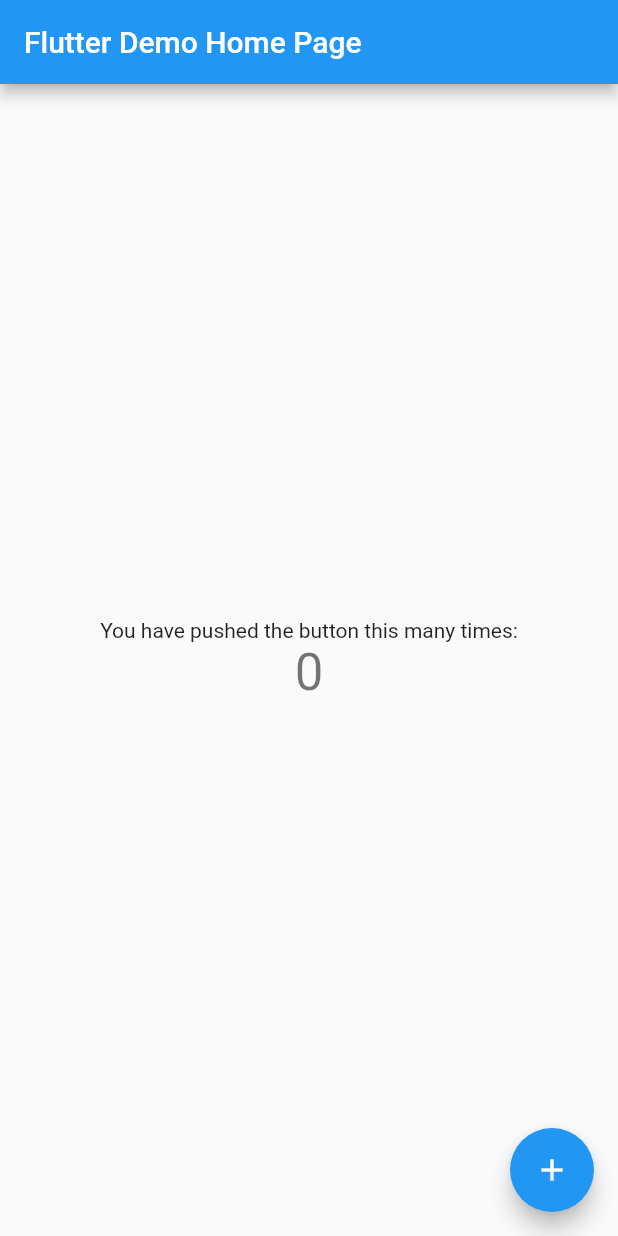
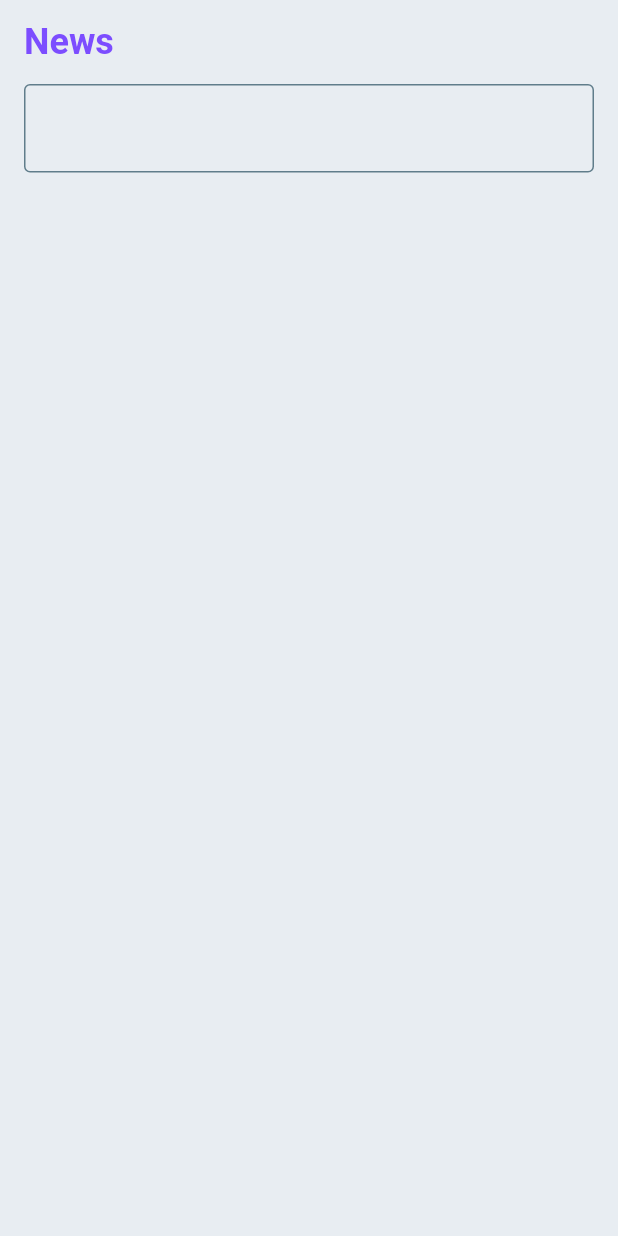
Before and after one commit to rLukes/news_app, a Flutter app: the screen it shows after launch, on a phone screen of 412 x 824 dp. Run offline on Flutter 3.47's test engine with Material 2 defaults, Android fonts, the phone set to English and light mode, and no system bars.

Commit message:
color palette and search field

```diff
--- /dev/null
+++ b/lib/core/constant/palette.dart
@@ -0,0 +1,9 @@
+import 'package:flutter/material.dart';
+
+class Palette {
+  static const Color background = Color(0xffE8EDF2);
+  static const Color lightGrey = Colors.blueGrey;
+  static const navyBlue = Colors.lightBlueAccent;
+  static const grey = Colors.grey;
+  static const deepBlue = Colors.deepPurpleAccent;
+}
--- /dev/null
+++ b/lib/features/show_news/presentation/home_page.dart
@@ -0,0 +1,34 @@
+import 'package:flutter/material.dart';
+import 'package:news_app/core/constant/palette.dart';
+
+
+class HomePage extends StatelessWidget {
+  const HomePage({Key? key}) : super(key: key);
+
+  @override
+  Widget build(BuildContext context) {
+    return Scaffold(
+      backgroundColor: Palette.background,
+      appBar: AppBar(
+        elevation: 0,
+        backgroundColor: Palette.background,
+        title: const Text('News', style: TextStyle(color: Palette.deepBlue, fontSize: 24, fontWeight: FontWeight.bold),),
+      ),
+      body: Padding(
+        padding: const EdgeInsets.symmetric(horizontal: 16),
+        child: Column(
+          mainAxisSize: MainAxisSize.max,
+          children: [
+             TextField(
+               cursorColor: Palette.deepBlue,
+              decoration: InputDecoration(
+                enabledBorder: OutlineInputBorder(borderSide: BorderSide(width: 1, color: Palette.lightGrey) ),
+                focusedBorder: OutlineInputBorder(borderSide: BorderSide(width: 2, color: Palette.deepBlue) ),
+              ),
+            )
+          ],
+        ),
+      ),
+    );
+  }
+}
--- a/lib/main.dart
+++ b/lib/main.dart
@@ -1,4 +1,5 @@
 import 'package:flutter/material.dart';
+import 'package:news_app/features/show_news/presentation/home_page.dart';
 
 void main() {
   runApp(const MyApp());
@@ -6,110 +7,17 @@ void main() {
 
 class MyApp extends StatelessWidget {
   const MyApp({Key? key}) : super(key: key);
-
   // This widget is the root of your application.
   @override
   Widget build(BuildContext context) {
     return MaterialApp(
-      title: 'Flutter Demo',
+      title: 'News App',
+      debugShowCheckedModeBanner: false,
       theme: ThemeData(
-        // This is the theme of your application.
-        //
-        // Try running your application with "flutter run". You'll see the
-        // application has a blue toolbar. Then, without quitting the app, try
-        // changing the primarySwatch below to Colors.green and then invoke
-        // "hot reload" (press "r" in the console where you ran "flutter run",
-        // or simply save your changes to "hot reload" in a Flutter IDE).
-        // Notice that the counter didn't reset back to zero; the application
-        // is not restarted.
+
         primarySwatch: Colors.blue,
       ),
-      home: const MyHomePage(title: 'Flutter Demo Home Page'),
+      home: const HomePage(),
     );
   }
 }
-
-class MyHomePage extends StatefulWidget {
-  const MyHomePage({Key? key, required this.title}) : super(key: key);
-
-  // This widget is the home page of your application. It is stateful, meaning
-  // that it has a State object (defined below) that contains fields that affect
-  // how it looks.
-
-  // This class is the configuration for the state. It holds the values (in this
-  // case the title) provided by the parent (in this case the App widget) and
-  // used by the build method of the State. Fields in a Widget subclass are
-  // always marked "final".
-
-  final String title;
-
-  @override
-  State<MyHomePage> createState() => _MyHomePageState();
-}
-
-class _MyHomePageState extends State<MyHomePage> {
-  int _counter = 0;
-
-  void _incrementCounter() {
-    setState(() {
-      // This call to setState tells the Flutter framework that something has
-      // changed in this State, which causes it to rerun the build method below
-      // so that the display can reflect the updated values. If we changed
-      // _counter without calling setState(), then the build method would not be
-      // called again, and so nothing would appear to happen.
-      _counter++;
-    });
-  }
-
-  @override
-  Widget build(BuildContext context) {
-    // This method is rerun every time setState is called, for instance as done
-    // by the _incrementCounter method above.
-    //
-    // The Flutter framework has been optimized to make rerunning build methods
-    // fast, so that you can just rebuild anything that needs updating rather
-    // than having to individually change instances of widgets.
-    return Scaffold(
-      appBar: AppBar(
-        // Here we take the value from the MyHomePage object that was created by
-        // the App.build method, and use it to set our appbar title.
-        title: Text(widget.title),
-      ),
-      body: Center(
-        // Center is a layout widget. It takes a single child and positions it
-        // in the middle of the parent.
-        child: Column(
-          // Column is also a layout widget. It takes a list of children and
-          // arranges them vertically. By default, it sizes itself to fit its
-          // children horizontally, and tries to be as tall as its parent.
-          //
-          // Invoke "debug painting" (press "p" in the console, choose the
-          // "Toggle Debug Paint" action from the Flutter Inspector in Android
-          // Studio, or the "Toggle Debug Paint" command in Visual Studio Code)
-          // to see the wireframe for each widget.
-          //
-          // Column has various properties to control how it sizes itself and
-          // how it positions its children. Here we use mainAxisAlignment to
-          // center the children vertically; the main axis here is the vertical
-          // axis because Columns are vertical (the cross axis would be
-          // horizontal).
-          mainAxisAlignment: MainAxisAlignment.center,
-          children: <Widget>[
-            const Text(
-              'You have pushed the button this many times:',
-            ),
-            Text(
-              '$_counter',
-              style: Theme.of(context).textTheme.headline4,
-            ),
-          ],
-        ),
-      ),
-      floatingActionButton: FloatingActionButton(
-        onPressed: _incrementCounter,
-        tooltip: 'Increment',
-        child: const Icon(Icons.add),
-      ), // This trailing comma makes auto-formatting nicer for build methods.
-    );
-  }
-}
```
